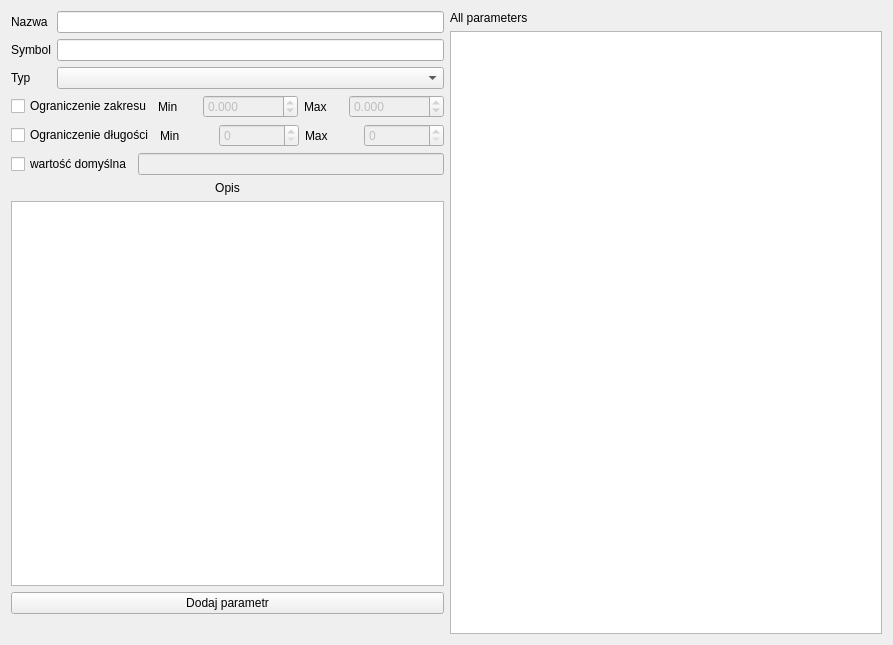
The window that client/addparameter.ui (172270/QElectricPartsCatalog) describes before a commit, drawn with Qt 5.
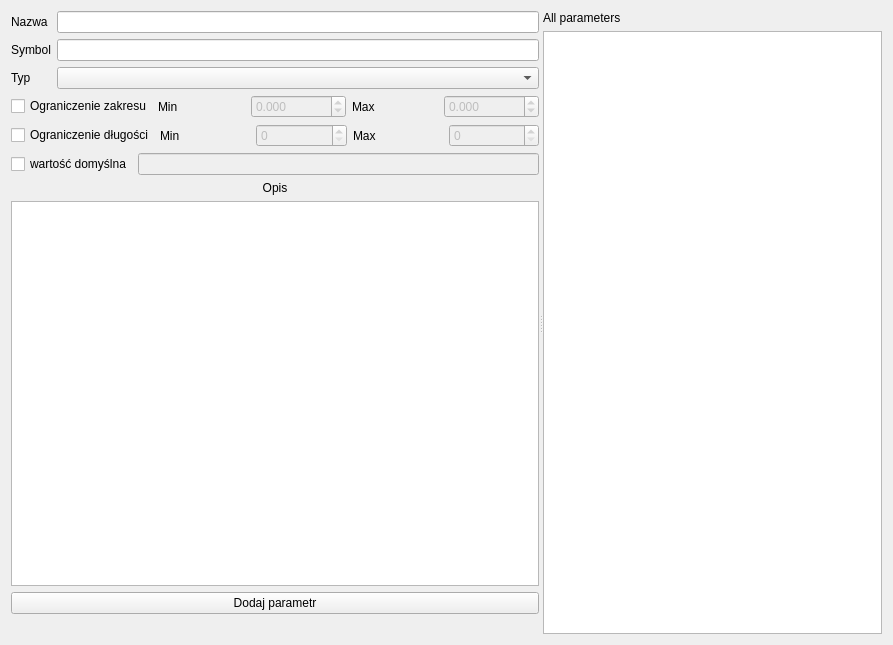
The same window after the commit. Custom widgets are drawn as their Qt base class.

What changed in the file:
```diff
--- a/client/addparameter.ui
+++ b/client/addparameter.ui
@@ -15,9 +15,27 @@
   </property>
   <layout class="QHBoxLayout" name="horizontalLayout_3">
    <item>
+    <widget class="QSplitter" name="splitter_2">
+     <property name="orientation">
+      <enum>Qt::Horizontal</enum>
+     </property>
+     <widget class="QWidget" name="">
     <layout class="QVBoxLayout" name="verticalLayout">
      <item>
-      <layout class="QVBoxLayout" name="verticalLayout_3">
+        <layout class="QVBoxLayout" name="verticalLayout_4" stretch="">
+         <property name="sizeConstraint">
+          <enum>QLayout::SetDefaultConstraint</enum>
+         </property>
+        </layout>
+       </item>
+       <item>
+        <layout class="QVBoxLayout" name="verticalLayout_3" stretch="0,0,0,0">
+         <property name="spacing">
+          <number>6</number>
+         </property>
+         <property name="sizeConstraint">
+          <enum>QLayout::SetMinimumSize</enum>
+         </property>
        <item>
         <layout class="QFormLayout" name="formLayout">
          <item row="0" column="0">
@@ -54,6 +72,9 @@
        </item>
        <item>
         <layout class="QHBoxLayout" name="value_hl">
+           <property name="sizeConstraint">
+            <enum>QLayout::SetMinimumSize</enum>
+           </property>
          <item>
           <widget class="QCheckBox" name="hasLimitedValue">
            <property name="text">
@@ -135,6 +156,9 @@
        </item>
        <item>
         <layout class="QHBoxLayout" name="length_hl">
+           <property name="sizeConstraint">
+            <enum>QLayout::SetMinimumSize</enum>
+           </property>
          <item>
           <widget class="QCheckBox" name="hasLimitedLength">
            <property name="text">
@@ -198,6 +222,9 @@
        </item>
        <item>
         <layout class="QHBoxLayout" name="default_hl">
+           <property name="sizeConstraint">
+            <enum>QLayout::SetMinimumSize</enum>
+           </property>
          <item>
           <widget class="QCheckBox" name="hasDefault">
            <property name="text">
@@ -230,7 +257,14 @@
       </widget>
      </item>
      <item>
-      <widget class="QTextEdit" name="description"/>
+        <widget class="QTextEdit" name="description">
+         <property name="sizePolicy">
+          <sizepolicy hsizetype="Expanding" vsizetype="Expanding">
+           <horstretch>0</horstretch>
+           <verstretch>10</verstretch>
+          </sizepolicy>
+         </property>
+        </widget>
      </item>
      <item>
       <widget class="QPushButton" name="addParameter">
@@ -247,8 +281,8 @@
       </widget>
      </item>
     </layout>
-   </item>
-   <item>
+     </widget>
+     <widget class="QWidget" name="">
     <layout class="QVBoxLayout" name="verticalLayout_2">
      <item>
       <widget class="QLabel" name="label">
@@ -261,6 +295,8 @@
       <widget class="QTableView" name="parametersView"/>
      </item>
     </layout>
+     </widget>
+    </widget>
    </item>
   </layout>
  </widget>
```
Left out of the diff: 2 changed lines with no effect on the pictures. Lines whose indentation alone changed are shown as unchanged.
